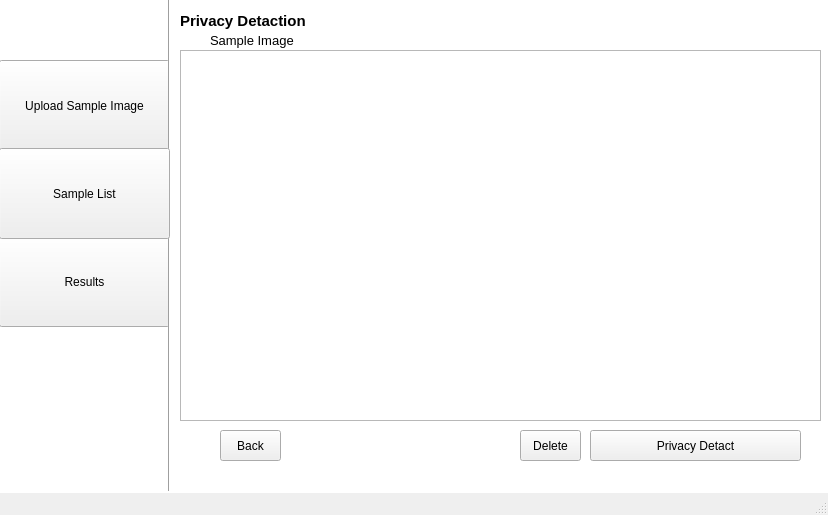
This is app/gui/UI/ui_3.ui in CSID-DGU/2023-1-CECD3-Sugar-4 as Qt 5 draws it before an edit. The edited form follows.
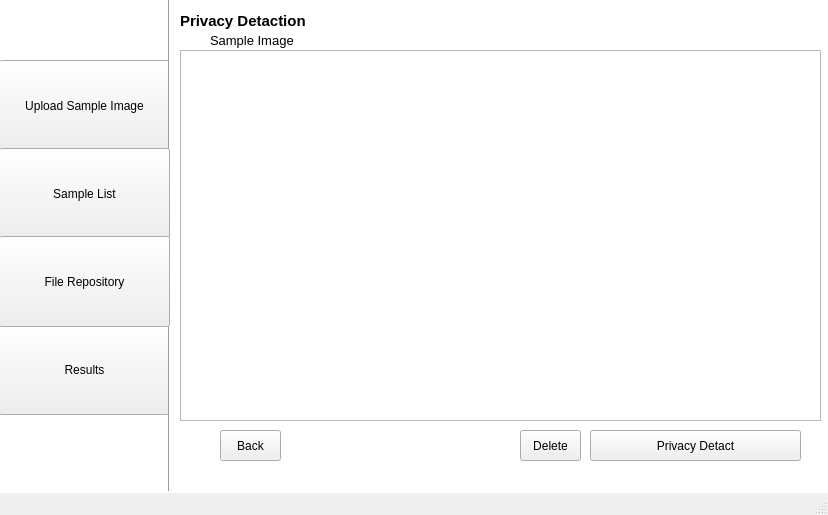
This is the edited form.

Commit message:
File Repository 추가
File Repository 추가 (기능 미구현)

What changed in the file:
```diff
--- a/app/gui/UI/ui_3.ui
+++ b/app/gui/UI/ui_3.ui
@@ -53,7 +53,7 @@
     <property name="geometry">
      <rect>
       <x>-1</x>
-      <y>236</y>
+      <y>324</y>
       <width>171</width>
       <height>91</height>
      </rect>
@@ -178,6 +178,19 @@
      <string>Sample List</string>
     </property>
    </widget>
+   <widget class="QPushButton" name="pushButton_7">
+    <property name="geometry">
+     <rect>
+      <x>-1</x>
+      <y>236</y>
+      <width>171</width>
+      <height>91</height>
+     </rect>
+    </property>
+    <property name="text">
+     <string>File Repository</string>
+    </property>
+   </widget>
   </widget>
   <widget class="QMenuBar" name="menubar">
    <property name="geometry">
```
The commit also changes 8 other files.
